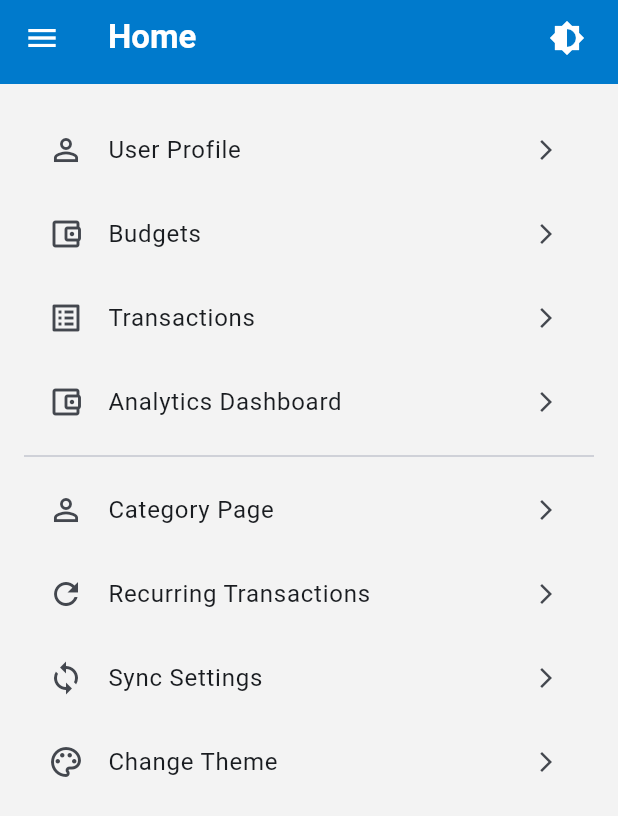
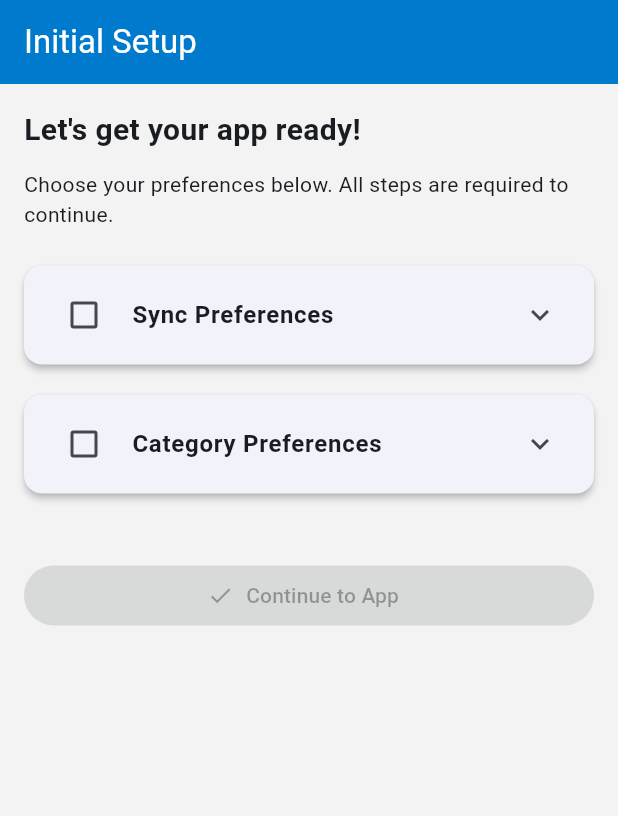
Before and after one commit to KaushikBalaji/expense_track, a Flutter app: the screen it shows after launch, on a phone screen of 412 x 824 dp. Shown: the top 816 px of the screen. Run offline on Flutter 3.47's test engine with Material 3 defaults, Android fonts, the phone set to English and light mode, and no system bars; our stand-ins replace dotted_border, dropdown_button2, file_picker, flutter_dotenv, hive, hive_flutter and 4 more; missing offline and left inert: double_back_to_exit, excel, month_year_picker, syncfusion_flutter_xlsio; accounts and stored records are empty.

Commit message:
Startup page
Basic Startup page for new users made.

```diff
--- a/devtools_options.yaml
+++ b/devtools_options.yaml
@@ -1,3 +1,4 @@
 description: This file stores settings for Dart & Flutter DevTools.
 documentation: https://docs.flutter.dev/tools/devtools/extensions#configure-extension-enablement-states
 extensions:
+  - shared_preferences: true
--- a/lib/main.dart
+++ b/lib/main.dart
@@ -10,6 +10,7 @@ import 'package:expense_track/pages/sync_status_page.dart';
 import 'package:expense_track/pages/transactions_page.dart';
 import 'package:expense_track/pages/user_page.dart';
 import 'package:flutter/material.dart';
+import 'package:shared_preferences/shared_preferences.dart';
 import 'custom_theme.dart';
 import 'package:supabase_flutter/supabase_flutter.dart';
 import 'models/entry.dart';
@@ -20,6 +21,7 @@ import 'package:month_year_picker/month_year_picker.dart';
 import 'pages/settings_page.dart';
 import 'utils/sync_services.dart';
 import 'package:flutter_dotenv/flutter_dotenv.dart';
+import 'pages/onboarding_setup_page.dart';
 
 void main() async {
   await dotenv.load(fileName: ".env");
@@ -54,11 +56,14 @@ void main() async {
   // await Hive.deleteBoxFromDisk('categories');
 
   debugPrint('Opening expensesBox...');
+  final prefs = await SharedPreferences.getInstance();
+  final hasCompletedSetup = prefs.getBool('hasCompletedSetup') ?? false;
+
   await initialize();
   await generateDueRecurringEntries();
   await trySyncData();
 
-  runApp(const MyApp());
+  runApp(MyApp(startOnSetup: !hasCompletedSetup));
 }
 
 Future<void> initialize() async {
@@ -76,7 +81,8 @@ Future<void> initialize() async {
 }
 
 class MyApp extends StatefulWidget {
-  const MyApp({super.key});
+  final bool startOnSetup;
+  const MyApp({super.key, required this.startOnSetup});
 
   @override
   State<MyApp> createState() => _MyAppState();
@@ -154,8 +160,9 @@ class _MyAppState extends State<MyApp> {
       supportedLocales: const [
         Locale('en'), // ✅ Add supported locales
       ],
-      initialRoute: '/settings',
+      initialRoute: widget.startOnSetup ? '/setup' : '/settings',
       routes: {
+        '/setup': (context) => const SetupPage(),
         '/user': (context) => const UserPage(),
         '/dashboard': (context) => const DashboardPage(),
         '/transactions':
@@ -177,10 +184,6 @@ class _MyAppState extends State<MyApp> {
       debugShowCheckedModeBanner: false,
       title: 'Expense Tracker',
       theme: currentThemeData,
-      // home: SettingsPage(
-      //   currentTheme: selectedThemeName,
-      //   onThemeChanged: (newTheme) => handleThemeChange(newTheme),
-      // ), // your main app screen
     );
   }
 }
--- /dev/null
+++ b/lib/pages/onboarding_setup_page.dart
@@ -0,0 +1,181 @@
+import 'package:flutter/material.dart';
+import 'package:shared_preferences/shared_preferences.dart';
+import '../widgets/sync_mode_selector.dart';
+import '../widgets/auto_sync_frequency_selector.dart';
+
+class SetupPage extends StatefulWidget {
+  const SetupPage({super.key});
+
+  @override
+  State<SetupPage> createState() => _SetupPageState();
+}
+
+class _SetupPageState extends State<SetupPage> {
+  bool syncPrefConfirmed = false;
+  bool categoryPrefConfirmed = false;
+
+  // These could be lifted to global scope if needed elsewhere
+  String _selectedSyncMode = 'auto';
+  String _selectedFrequency = 'Daily';
+  final TextEditingController _customDaysController = TextEditingController();
+
+  Future<void> _saveSyncPreferences() async {
+    final prefs = await SharedPreferences.getInstance();
+    String finalFreq = _selectedFrequency;
+
+    if (_selectedSyncMode == 'auto' && _selectedFrequency == 'custom') {
+      final customVal = int.tryParse(_customDaysController.text.trim());
+      if (customVal == null || customVal < 1) {
+        _showError('Enter a valid custom day interval');
+        return;
+      }
+      finalFreq = 'custom:$customVal';
+    }
+
+    await prefs.setString('syncMode', _selectedSyncMode);
+    await prefs.setString('syncFrequency', finalFreq);
+
+    setState(() => syncPrefConfirmed = true);
+  }
+
+  void _showError(String msg) {
+    ScaffoldMessenger.of(context).showSnackBar(
+      SnackBar(content: Text(msg), backgroundColor: Colors.red),
+    );
+  }
+
+  void _completeSetup() async {
+    final prefs = await SharedPreferences.getInstance();
+    await prefs.setBool('hasCompletedSetup', true);
+
+    // Navigate to home screen or main app
+    if (context.mounted) {
+      Navigator.pushReplacementNamed(context, '/settings');
+    }
+  }
+
+  Widget _buildPreferenceCard({
+    required String title,
+    required bool value,
+    required ValueChanged<bool?> onChanged,
+    required Widget child,
+  }) {
+    return Card(
+      elevation: 2,
+      margin: const EdgeInsets.only(bottom: 20),
+      child: ExpansionTile(
+        title: Row(
+          children: [
+            Checkbox(value: value, onChanged: onChanged),
+            const SizedBox(width: 8),
+            Expanded(
+              child: Text(
+                title,
+                style: const TextStyle(fontSize: 16, fontWeight: FontWeight.w600),
+              ),
+            ),
+          ],
+        ),
+        children: [
+          Padding(
+            padding: const EdgeInsets.all(16.0),
+            child: child,
+          ),
+        ],
+      ),
+    );
+  }
+
+  @override
+  Widget build(BuildContext context) {
+    final isWide = MediaQuery.of(context).size.width >= 600;
+    return Scaffold(
+      appBar: AppBar(title: const Text('Initial Setup')),
+      body: Center(
+        child: ConstrainedBox(
+          constraints: const BoxConstraints(maxWidth: 700),
+          child: Padding(
+            padding: const EdgeInsets.all(16.0),
+            child: ListView(
+              children: [
+                const Text(
+                  "Let's get your app ready!",
+                  style: TextStyle(fontSize: 20, fontWeight: FontWeight.bold),
+                ),
+                const SizedBox(height: 12),
+                const Text(
+                  "Choose your preferences below. All steps are required to continue.",
+                ),
+                const SizedBox(height: 24),
+
+                // ✅ Sync Preferences Section
+                _buildPreferenceCard(
+                  title: "Sync Preferences",
+                  value: syncPrefConfirmed,
+                  onChanged: (val) {
+                    if (val == true) {
+                      _saveSyncPreferences();
+                    } else {
+                      setState(() => syncPrefConfirmed = false);
+                    }
+                  },
+                  child: Column(
+                    children: [
+                      SyncModeSelector(
+                        selected: _selectedSyncMode,
+                        onChanged: (val) {
+                          setState(() => _selectedSyncMode = val);
+                        },
+                      ),
+                      const SizedBox(height: 16),
+                      if (_selectedSyncMode == 'auto')
+                        AutoSyncFrequencySelector(
+                          selected: _selectedFrequency,
+                          onChanged: (val) {
+                            setState(() {
+                              _selectedFrequency = val;
+                              _customDaysController.clear();
+                            });
+                          },
+                          controller: _customDaysController,
+                        ),
+                      const SizedBox(height: 8),
+                      ElevatedButton(
+                        onPressed: _saveSyncPreferences,
+                        child: const Text('Save Sync Settings'),
+                      ),
+                    ],
+                  ),
+                ),
+
+                // 🗂️ Future: Category Preference Setup
+                _buildPreferenceCard(
+                  title: "Category Preferences",
+                  value: categoryPrefConfirmed,
+                  onChanged: (val) {
+                    setState(() => categoryPrefConfirmed = val ?? false);
+                  },
+                  child: Column(
+                    crossAxisAlignment: CrossAxisAlignment.start,
+                    children: const [
+                      Text("To be implemented: Let user select default active categories."),
+                    ],
+                  ),
+                ),
+
+                const SizedBox(height: 24),
+                ElevatedButton.icon(
+                  icon: const Icon(Icons.check),
+                  label: const Text('Continue to App'),
+                  onPressed: syncPrefConfirmed && categoryPrefConfirmed
+                      ? _completeSetup
+                      : null,
+                ),
+              ],
+            ),
+          ),
+        ),
+      ),
+    );
+  }
+}
--- a/lib/widgets/CustomSidebar.dart
+++ b/lib/widgets/CustomSidebar.dart
@@ -275,7 +275,8 @@ class SidebarItem extends StatelessWidget {
         ),
       ),
       onTap: () {
-        Navigator.of(context).pop();
+        if(! context.mounted)
+          Navigator.of(context).pop();
         onTap();
       },
     );
--- a/pubspec.yaml
+++ b/pubspec.yaml
@@ -57,6 +57,7 @@ dependencies:
   table_calendar: ^3.1.3
   lottie: ^3.3.0
   flutter_dotenv: ^5.2.1
+  double_back_to_exit: ^1.2.1
 
 dev_dependencies:
   flutter_test:
```
Also changed, not shown: lib/pages/settings_page.dart (+16 -8 lines), lib/pages/sync_settings_page.dart (+47 -130 lines), lib/widgets/auto_sync_frequency_selector.dart (added, +69 -0 lines), lib/widgets/sync_mode_selector.dart (added, +43 -0 lines), pubspec.lock, 1 other file.
